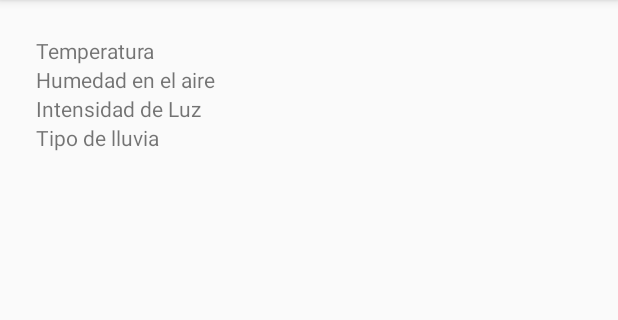
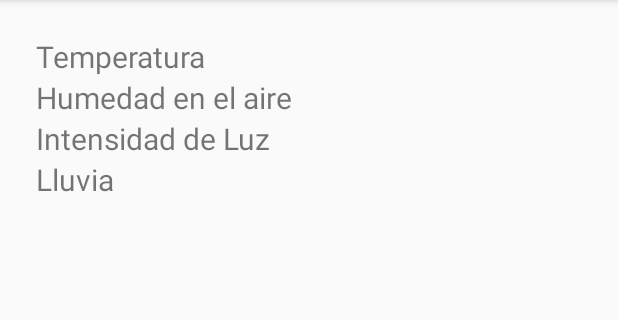
Before and after one commit to sergio115/Arduino-ESP8266-Firebase, an Android app: the screen it shows after launch (MainActivity), on a phone screen of 412 x 824 dp, the part 84-404 px from its top. Run offline under Robolectric (Android 15) with nearby library versions, the phone set to English and light mode, and no system bars; our stand-ins replace Firebase (no records; nobody signed in at launch, a user with empty details on screens opened directly); 3 statements that could not run were skipped.

Commit message:
Tamaño de texto modificado
Se aumentó el tamaño de los TextView en el proyecto Android.

```diff
--- a/MiCasaIoT/app/src/main/res/layout/activity_main.xml
+++ b/MiCasaIoT/app/src/main/res/layout/activity_main.xml
@@ -21,13 +21,15 @@
                 android:layout_width="match_parent"
                 android:layout_height="wrap_content"
                 android:gravity="start"
-                android:text="Temperatura" />
+                android:text="Temperatura"
+                android:textSize="20sp" />
 
             <TextView
                 android:id="@+id/tempTxVw"
                 android:layout_width="match_parent"
                 android:layout_height="wrap_content"
-                android:gravity="right" />
+                android:gravity="right"
+                android:textSize="20sp" />
         </TableRow>
 
         <TableRow
@@ -38,13 +40,15 @@
                 android:id="@+id/textView3"
                 android:layout_width="wrap_content"
                 android:layout_height="wrap_content"
-                android:text="Humedad en el aire" />
+                android:text="Humedad en el aire"
+                android:textSize="20sp" />
 
             <TextView
                 android:id="@+id/humidityTxVw"
                 android:layout_width="wrap_content"
                 android:layout_height="wrap_content"
-                android:gravity="right" />
+                android:gravity="right"
+                android:textSize="20sp" />
         </TableRow>
 
         <TableRow
@@ -55,13 +59,15 @@
                 android:id="@+id/textView5"
                 android:layout_width="wrap_content"
                 android:layout_height="wrap_content"
-                android:text="Intensidad de Luz" />
+                android:text="Intensidad de Luz"
+                android:textSize="20sp" />
 
             <TextView
                 android:id="@+id/lightTxVw"
                 android:layout_width="wrap_content"
                 android:layout_height="wrap_content"
-                android:gravity="right" />
+                android:gravity="right"
+                android:textSize="20sp" />
         </TableRow>
 
         <TableRow
@@ -72,13 +78,15 @@
                 android:id="@+id/textView7"
                 android:layout_width="wrap_content"
                 android:layout_height="wrap_content"
-                android:text="Tipo de lluvia" />
+                android:text="Lluvia"
+                android:textSize="20sp" />
 
             <TextView
                 android:id="@+id/rainTxVw"
                 android:layout_width="wrap_content"
                 android:layout_height="wrap_content"
-                android:gravity="right" />
+                android:gravity="right"
+                android:textSize="20sp" />
         </TableRow>
     </TableLayout>
 
```
